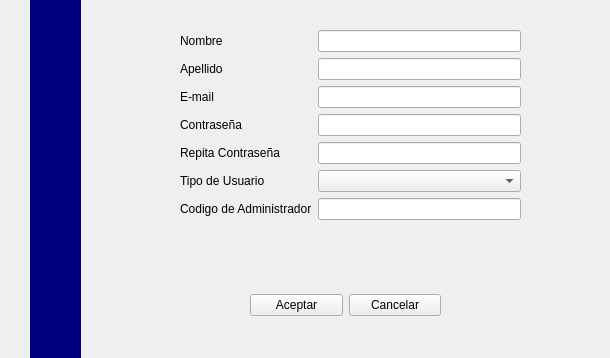
Qt form gui/usuarios/registrousuario.ui (joselp/observe-qt) before a commit.
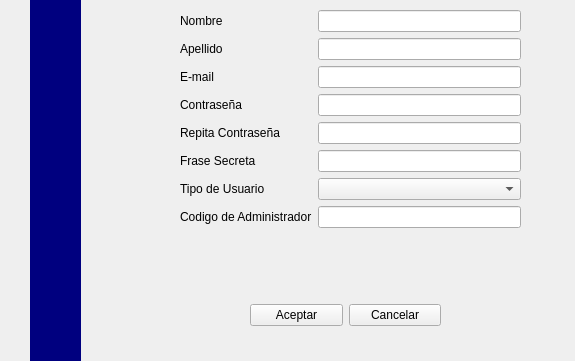
The same form after that commit.

```diff
--- a/gui/usuarios/registrousuario.ui
+++ b/gui/usuarios/registrousuario.ui
@@ -6,8 +6,8 @@
    <rect>
     <x>0</x>
     <y>0</y>
-    <width>610</width>
-    <height>358</height>
+    <width>575</width>
+    <height>361</height>
    </rect>
   </property>
   <property name="windowTitle">
@@ -39,9 +39,9 @@
    <property name="geometry">
     <rect>
      <x>180</x>
-     <y>30</y>
+     <y>10</y>
      <width>341</width>
-     <height>227</height>
+     <height>271</height>
     </rect>
    </property>
    <layout class="QFormLayout" name="formLayout">
@@ -86,7 +86,11 @@
      </widget>
     </item>
     <item row="3" column="1">
-     <widget class="QLineEdit" name="contrasenaLineEdit"/>
+     <widget class="QLineEdit" name="contrasenaLineEdit">
+      <property name="echoMode">
+       <enum>QLineEdit::Password</enum>
+      </property>
+     </widget>
     </item>
     <item row="4" column="0">
      <widget class="QLabel" name="repitaContrasenaLabel">
@@ -98,33 +102,47 @@
     <item row="4" column="1">
      <widget class="QLineEdit" name="repitaContrasenaLineEdit"/>
     </item>
-    <item row="5" column="0">
+    <item row="6" column="0">
      <widget class="QLabel" name="tipoDeUsuarioLabel">
       <property name="text">
        <string>Tipo de Usuario</string>
       </property>
      </widget>
     </item>
-    <item row="5" column="1">
+    <item row="6" column="1">
      <widget class="QComboBox" name="tipoDeUsuarioComboBox"/>
     </item>
-    <item row="6" column="0">
+    <item row="7" column="0">
      <widget class="QLabel" name="codigoDeAdministradorLabel">
       <property name="text">
        <string>Codigo de Administrador</string>
       </property>
      </widget>
     </item>
-    <item row="6" column="1">
+    <item row="7" column="1">
      <widget class="QLineEdit" name="codigoDeAdministradorLineEdit"/>
     </item>
+    <item row="5" column="0">
+     <widget class="QLabel" name="fraseSecretaLabel">
+      <property name="text">
+       <string>Frase Secreta</string>
+      </property>
+     </widget>
+    </item>
+    <item row="5" column="1">
+     <widget class="QLineEdit" name="fraseSecretaLineEdit">
+      <property name="toolTip">
+       <string>&lt;html&gt;&lt;head/&gt;&lt;body&gt;&lt;p&gt;Se usa para recuperar su contraseña&lt;/p&gt;&lt;/body&gt;&lt;/html&gt;</string>
+      </property>
+     </widget>
+    </item>
    </layout>
   </widget>
   <widget class="QWidget" name="horizontalLayoutWidget">
    <property name="geometry">
     <rect>
      <x>250</x>
-     <y>280</y>
+     <y>290</y>
      <width>191</width>
      <height>51</height>
     </rect>
```
